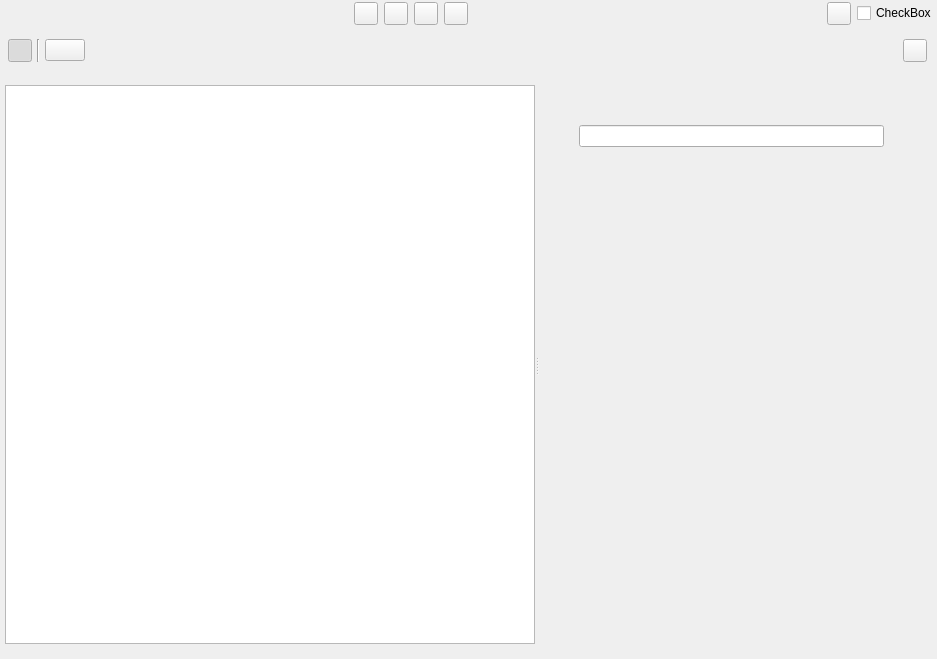
This is ui/world_building_view.ui in zkovari/plotlyst as Qt 5 draws it before an edit. The edited form follows.
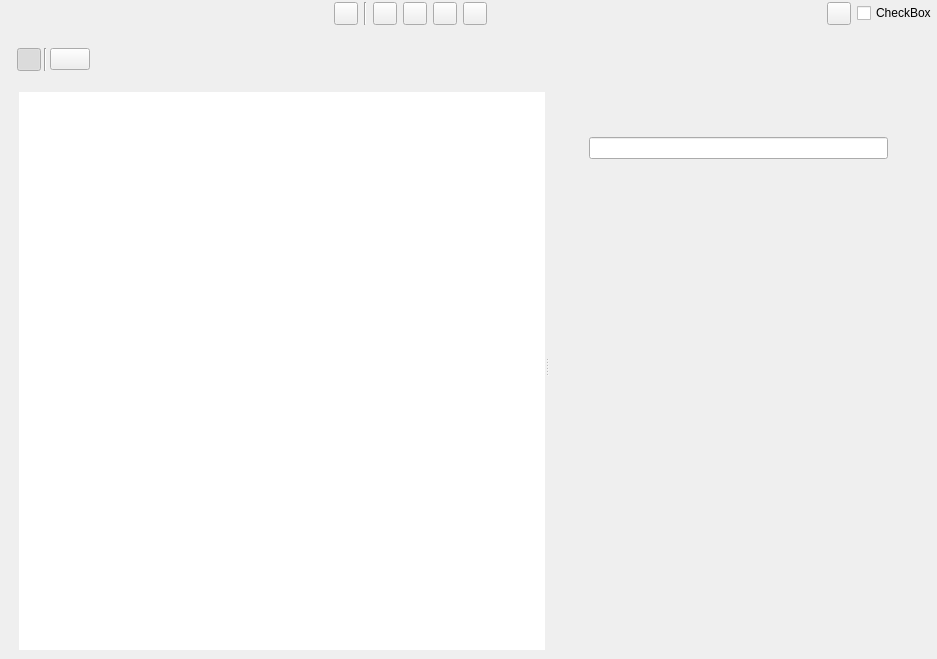
This is the edited form. Custom widgets are drawn as their Qt base class.

Commit message: Add milieu panel

Diff of the .ui file:
```diff
--- a/ui/world_building_view.ui
+++ b/ui/world_building_view.ui
@@ -60,6 +60,41 @@
         </property>
        </spacer>
       </item>
+      <item>
+       <widget class="QToolButton" name="btnMilieuView">
+        <property name="cursor">
+         <cursorShape>PointingHandCursor</cursorShape>
+        </property>
+        <property name="toolTip">
+         <string>Milieu entities</string>
+        </property>
+        <property name="text">
+         <string/>
+        </property>
+        <property name="shortcut">
+         <string>1</string>
+        </property>
+        <property name="checkable">
+         <bool>true</bool>
+        </property>
+        <property name="checked">
+         <bool>false</bool>
+        </property>
+        <property name="base" stdset="0">
+         <bool>true</bool>
+        </property>
+        <attribute name="buttonGroup">
+         <string notr="true">buttonGroup</string>
+        </attribute>
+       </widget>
+      </item>
+      <item>
+       <widget class="Line" name="line_3">
+        <property name="orientation">
+         <enum>Qt::Vertical</enum>
+        </property>
+       </widget>
+      </item>
       <item>
        <widget class="QToolButton" name="btnWorldView">
         <property name="cursor">
@@ -214,7 +249,7 @@
    <item>
     <widget class="QStackedWidget" name="stackedWidget">
      <property name="currentIndex">
-      <number>0</number>
+      <number>4</number>
      </property>
      <widget class="QWidget" name="pageEntity">
       <property name="bg-image" stdset="0">
@@ -422,7 +457,7 @@
                <rect>
                 <x>0</x>
                 <y>0</y>
-                <width>600</width>
+                <width>405</width>
                 <height>589</height>
                </rect>
               </property>
@@ -662,6 +697,320 @@
       </layout>
      </widget>
      <widget class="QWidget" name="pageTimeline"/>
+     <widget class="QWidget" name="pageMilieu">
+      <layout class="QVBoxLayout" name="verticalLayout_12">
+       <item>
+        <widget class="QWidget" name="widgetMilieuToolbar" native="true">
+         <property name="sizePolicy">
+          <sizepolicy hsizetype="Preferred" vsizetype="Maximum">
+           <horstretch>0</horstretch>
+           <verstretch>0</verstretch>
+          </sizepolicy>
+         </property>
+         <layout class="QHBoxLayout" name="horizontalLayout_3">
+          <property name="spacing">
+           <number>3</number>
+          </property>
+          <property name="leftMargin">
+           <number>8</number>
+          </property>
+          <property name="bottomMargin">
+           <number>5</number>
+          </property>
+          <item>
+           <widget class="QToolButton" name="btnTreeToggleMilieu">
+            <property name="cursor">
+             <cursorShape>PointingHandCursor</cursorShape>
+            </property>
+            <property name="toolTip">
+             <string>Toggle sidebar</string>
+            </property>
+            <property name="text">
+             <string/>
+            </property>
+            <property name="checkable">
+             <bool>true</bool>
+            </property>
+            <property name="checked">
+             <bool>true</bool>
+            </property>
+            <property name="base" stdset="0">
+             <bool>true</bool>
+            </property>
+           </widget>
+          </item>
+          <item>
+           <widget class="Line" name="line_2">
+            <property name="orientation">
+             <enum>Qt::Vertical</enum>
+            </property>
+           </widget>
+          </item>
+          <item>
+           <widget class="QPushButton" name="btnAddLocation">
+            <property name="sizePolicy">
+             <sizepolicy hsizetype="Maximum" vsizetype="Fixed">
+              <horstretch>0</horstretch>
+              <verstretch>0</verstretch>
+             </sizepolicy>
+            </property>
+            <property name="maximumSize">
+             <size>
+              <width>130</width>
+              <height>16777215</height>
+             </size>
+            </property>
+            <property name="cursor">
+             <cursorShape>PointingHandCursor</cursorShape>
+            </property>
+            <property name="toolTip">
+             <string>Add new location</string>
+            </property>
+            <property name="text">
+             <string/>
+            </property>
+            <property name="shortcut">
+             <string>Ctrl+N</string>
+            </property>
+            <property name="positive" stdset="0">
+             <bool>true</bool>
+            </property>
+            <property name="base" stdset="0">
+             <bool>true</bool>
+            </property>
+           </widget>
+          </item>
+          <item>
+           <spacer name="horizontalSpacer_2">
+            <property name="orientation">
+             <enum>Qt::Horizontal</enum>
+            </property>
+            <property name="sizeHint" stdset="0">
+             <size>
+              <width>40</width>
+              <height>20</height>
+             </size>
+            </property>
+           </spacer>
+          </item>
+         </layout>
+        </widget>
+       </item>
+       <item>
+        <widget class="QSplitter" name="splitter">
+         <property name="orientation">
+          <enum>Qt::Horizontal</enum>
+         </property>
+         <widget class="QWidget" name="wdgMilieuSidebar" native="true">
+          <property name="maximumSize">
+           <size>
+            <width>16777215</width>
+            <height>16777215</height>
+           </size>
+          </property>
+          <property name="bg" stdset="0">
+           <bool>true</bool>
+          </property>
+          <layout class="QVBoxLayout" name="verticalLayout_9">
+           <property name="spacing">
+            <number>0</number>
+           </property>
+           <property name="leftMargin">
+            <number>10</number>
+           </property>
+           <property name="topMargin">
+            <number>10</number>
+           </property>
+           <property name="rightMargin">
+            <number>0</number>
+           </property>
+           <property name="bottomMargin">
+            <number>0</number>
+           </property>
+           <item>
+            <widget class="LocationsTreeView" name="treeLocations">
+             <property name="sizePolicy">
+              <sizepolicy hsizetype="Preferred" vsizetype="Expanding">
+               <horstretch>0</horstretch>
+               <verstretch>0</verstretch>
+              </sizepolicy>
+             </property>
+             <property name="minimumSize">
+              <size>
+               <width>0</width>
+               <height>0</height>
+              </size>
+             </property>
+             <property name="maximumSize">
+              <size>
+               <width>16777215</width>
+               <height>16777215</height>
+              </size>
+             </property>
+             <property name="cursor" stdset="0">
+              <cursorShape>ArrowCursor</cursorShape>
+             </property>
+             <property name="mouseTracking">
+              <bool>true</bool>
+             </property>
+             <property name="frameShape">
+              <enum>QFrame::NoFrame</enum>
+             </property>
+             <property name="bg" stdset="0">
+              <bool>true</bool>
+             </property>
+            </widget>
+           </item>
+           <item>
+            <widget class="QFrame" name="wdgDocsBottom">
+             <property name="frameShape">
+              <enum>QFrame::NoFrame</enum>
+             </property>
+             <property name="frameShadow">
+              <enum>QFrame::Sunken</enum>
+             </property>
+             <property name="bottom-bar" stdset="0">
+              <bool>true</bool>
+             </property>
+             <layout class="QHBoxLayout" name="horizontalLayout_7">
+              <property name="spacing">
+               <number>3</number>
+              </property>
+              <property name="leftMargin">
+               <number>15</number>
+              </property>
+              <property name="topMargin">
+               <number>0</number>
+              </property>
+              <property name="rightMargin">
+               <number>0</number>
+              </property>
+              <property name="bottomMargin">
+               <number>0</number>
+              </property>
+             </layout>
+            </widget>
+           </item>
+          </layout>
+         </widget>
+         <widget class="QScrollArea" name="scrollArea_2">
+          <property name="frameShape">
+           <enum>QFrame::NoFrame</enum>
+          </property>
+          <property name="widgetResizable">
+           <bool>true</bool>
+          </property>
+          <widget class="QWidget" name="scrollAreaWidgetContents_2">
+           <property name="geometry">
+            <rect>
+             <x>0</x>
+             <y>0</y>
+             <width>388</width>
+             <height>568</height>
+            </rect>
+           </property>
+           <property name="sizePolicy">
+            <sizepolicy hsizetype="Expanding" vsizetype="Expanding">
+             <horstretch>0</horstretch>
+             <verstretch>0</verstretch>
+            </sizepolicy>
+           </property>
+           <property name="bg-image" stdset="0">
+            <bool>true</bool>
+           </property>
+           <layout class="QHBoxLayout" name="horizontalLayout_8">
+            <property name="spacing">
+             <number>3</number>
+            </property>
+            <property name="leftMargin">
+             <number>40</number>
+            </property>
+            <property name="topMargin">
+             <number>15</number>
+            </property>
+            <property name="rightMargin">
+             <number>40</number>
+            </property>
+            <property name="bottomMargin">
+             <number>15</number>
+            </property>
+            <item>
+             <widget class="QFrame" name="wdgMilieuCenterEditor">
+              <property name="sizePolicy">
+               <sizepolicy hsizetype="Preferred" vsizetype="Expanding">
+                <horstretch>0</horstretch>
+                <verstretch>0</verstretch>
+               </sizepolicy>
+              </property>
+              <property name="maximumSize">
+               <size>
+                <width>800</width>
+                <height>16777215</height>
+               </size>
+              </property>
+              <layout class="QVBoxLayout" name="verticalLayout_10" stretch="0,0">
+               <property name="spacing">
+                <number>5</number>
+               </property>
+               <property name="leftMargin">
+                <number>0</number>
+               </property>
+               <property name="topMargin">
+                <number>40</number>
+               </property>
+               <property name="rightMargin">
+                <number>0</number>
+               </property>
+               <property name="bottomMargin">
+                <number>15</number>
+               </property>
+               <item>
+                <widget class="QWidget" name="wdgMilieuNameHeader" native="true">
+                 <layout class="QVBoxLayout" name="verticalLayout_11">
+                  <property name="spacing">
+                   <number>20</number>
+                  </property>
+                  <property name="leftMargin">
+                   <number>0</number>
+                  </property>
+                  <property name="topMargin">
+                   <number>0</number>
+                  </property>
+                  <property name="rightMargin">
+                   <number>0</number>
+                  </property>
+                  <property name="bottomMargin">
+                   <number>10</number>
+                  </property>
+                  <item>
+                   <widget class="QLineEdit" name="lineNameMilieu"/>
+                  </item>
+                 </layout>
+                </widget>
+               </item>
+               <item>
+                <spacer name="verticalSpacer_2">
+                 <property name="orientation">
+                  <enum>Qt::Vertical</enum>
+                 </property>
+                 <property name="sizeHint" stdset="0">
+                  <size>
+                   <width>20</width>
+                   <height>40</height>
+                  </size>
+                 </property>
+                </spacer>
+               </item>
+              </layout>
+             </widget>
+            </item>
+           </layout>
+          </widget>
+         </widget>
+        </widget>
+       </item>
+      </layout>
+     </widget>
     </widget>
    </item>
   </layout>
@@ -677,6 +1026,11 @@
    <extends>QCheckBox</extends>
    <header>plotlyst.view.widget.input</header>
   </customwidget>
+  <customwidget>
+   <class>LocationsTreeView</class>
+   <extends>QTreeView</extends>
+   <header>plotlyst.view.widget.world.milieu</header>
+  </customwidget>
  </customwidgets>
  <resources/>
  <connections>
```
Left out of the diff: 2 changed lines with no effect on the pictures. The commit also changes 2 other files.
